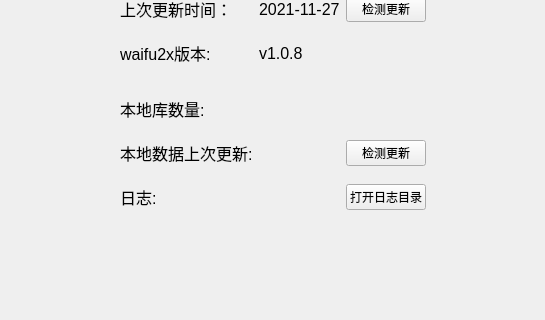
This is ui/ui_help.ui in tonquer/picacg-qt as Qt 5 draws it before an edit; both pictures show x 0 to 545 and y 266 to 586 of the 545 by 586 pixel window. The edited form follows.
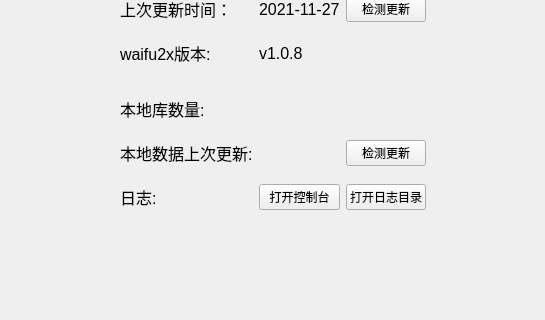
This is the edited form. Icons and pictures are not drawn. Custom widgets are drawn as their Qt base class.

```diff
--- a/ui/ui_help.ui
+++ b/ui/ui_help.ui
@@ -27,7 +27,7 @@
       <property name="geometry">
        <rect>
         <x>0</x>
-        <y>0</y>
+        <y>-20</y>
         <width>508</width>
         <height>586</height>
        </rect>
@@ -285,6 +285,13 @@
                  </property>
                 </widget>
                </item>
+               <item row="5" column="1">
+                <widget class="QPushButton" name="openCmd">
+                 <property name="text">
+                  <string>打开控制台</string>
+                 </property>
+                </widget>
+               </item>
               </layout>
              </widget>
             </item>
```
